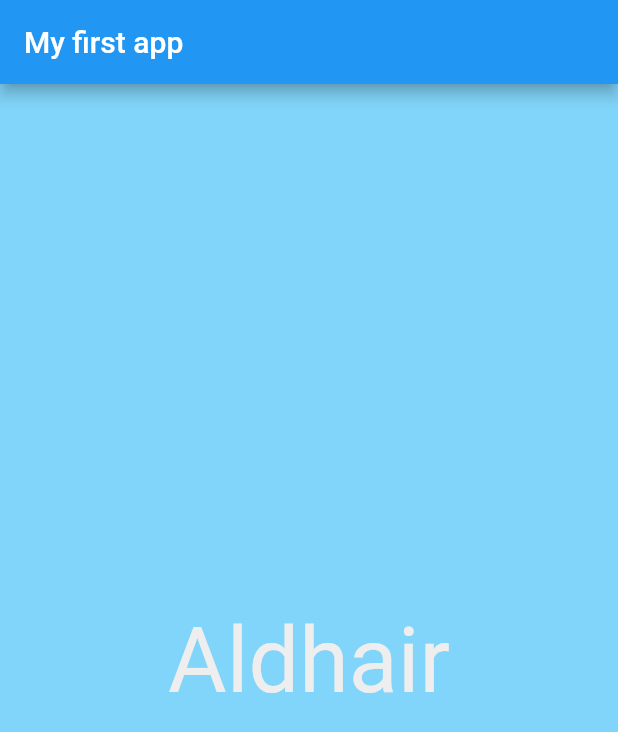
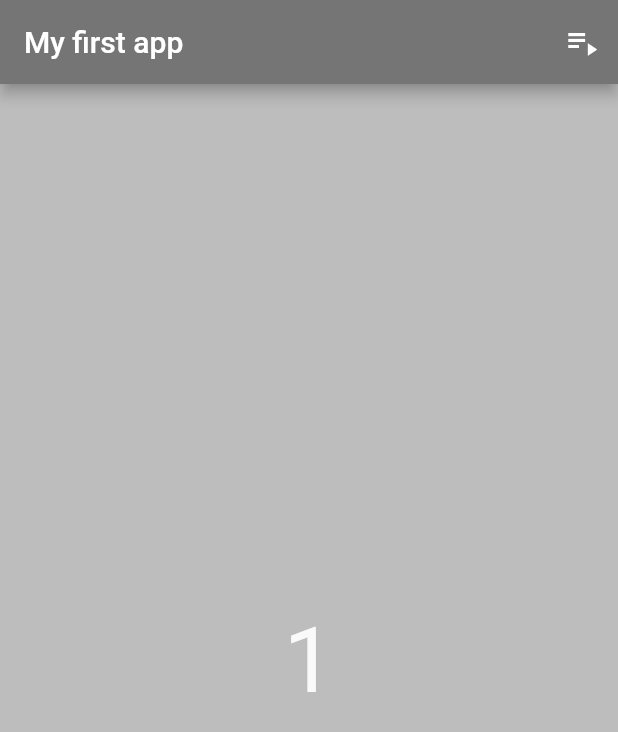
Before and after one commit to BurningAl15/FirstFlutterApp, a Flutter app: the screen it shows after launch, on a phone screen of 412 x 824 dp. Shown: the top 732 px of the screen. Run offline on Flutter 3.47's test engine with Material 2 defaults, Android fonts, the phone set to English and light mode, and no system bars.

Commit message:
Personalizing app

```diff
--- a/lib/main.dart
+++ b/lib/main.dart
@@ -2,34 +2,75 @@ import 'package:flutter/material.dart';
 
 final appName="Aldhair Made Flutter App";
 
-final backgroundColor=Colors.lightBlue[200];
-final textDir=TextDirection.rtl;
-final textStyleColor=Colors.grey[200];
+final backgroundColor=Colors.grey[400];
+final textDir=TextDirection.ltr;
+final textStyleColor=[Colors.grey[50],Colors.grey[100],Colors.grey[200],Colors.grey[300]] ;
 final textFontSize=60.0;
+final appScreenText="My first app";
+final appBarColor=Colors.grey[600];
 
-final appScreenText="My first app";
+List phrases=["1","2","3","4!"];
+
+var index=0;
+
+var phrase=phrases[index];
+
 
 void main(){
   runApp(
+  new MyApp()
 
-    new MaterialApp(
+  );
+}
+
+class MyApp extends StatefulWidget{
+  MyFlutterApp createState() =>new MyFlutterApp();
+}
+
+class MyFlutterApp extends State<MyApp>{
+  void _UpdateStuff(){
+      index++;
+      if(index>phrases.length-1) {
+        index=0;
+        phrase=phrases[index];
+      }
+      phrase=phrases[index];
+
+    print(phrase);
+  }
+
+  @override
+  Widget build(BuildContext context){
+    return MaterialApp(
         title:appName,
         home: Scaffold(
-        appBar: AppBar(title: Text(appScreenText),),
+            appBar: AppBar(
+              title: Text(appScreenText),
+              backgroundColor: appBarColor,
+              actions: <Widget>[
+                IconButton(
+                  icon:Icon(Icons.playlist_play),
+                  tooltip: 'Change value',
+                  onPressed:(){
+                    setState(() {
+                      _UpdateStuff();
+                    });;
+                  }
+                )
+              ],
+            ),
             body:
-        Material(
+            new   Material(
                 color:backgroundColor,
                 child: Center(
                   child: Text(
-                "Aldhair",
+                    phrase,
                     textDirection: textDir,
-                style: TextStyle(color:textStyleColor,fontSize: textFontSize),
+                    style: TextStyle(color:textStyleColor[index],fontSize: textFontSize),
                   ),
                 )
             )
         )
-      )
-
-
     );
   }
+}
```
Lines whose indentation alone changed are shown as unchanged.
